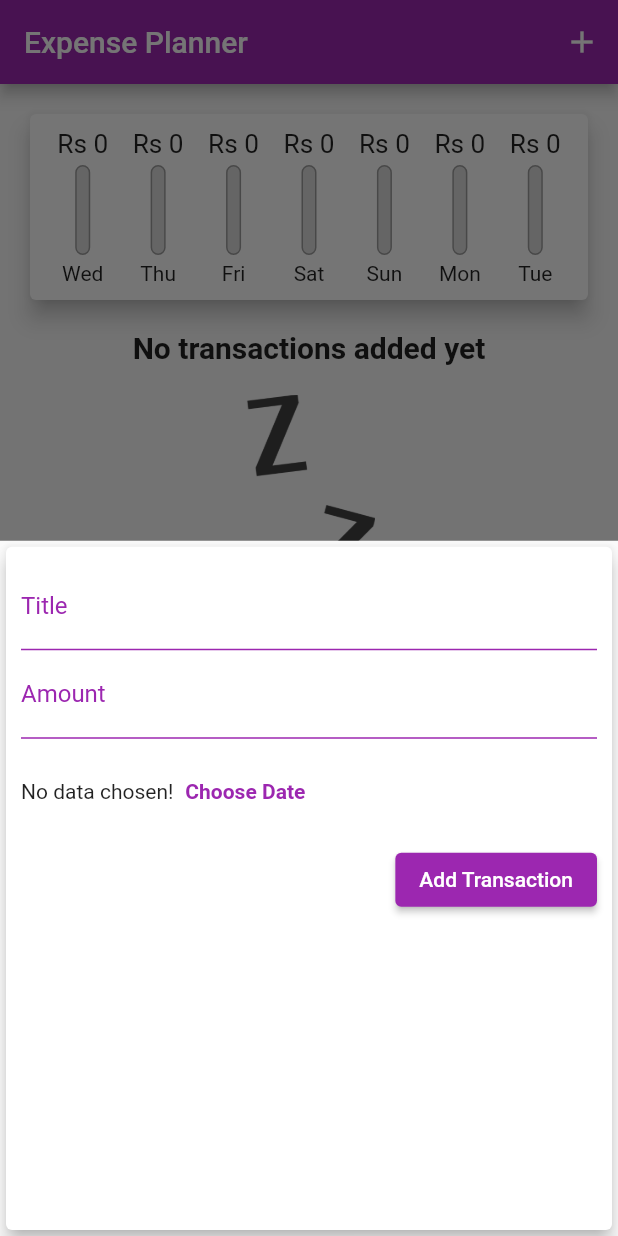
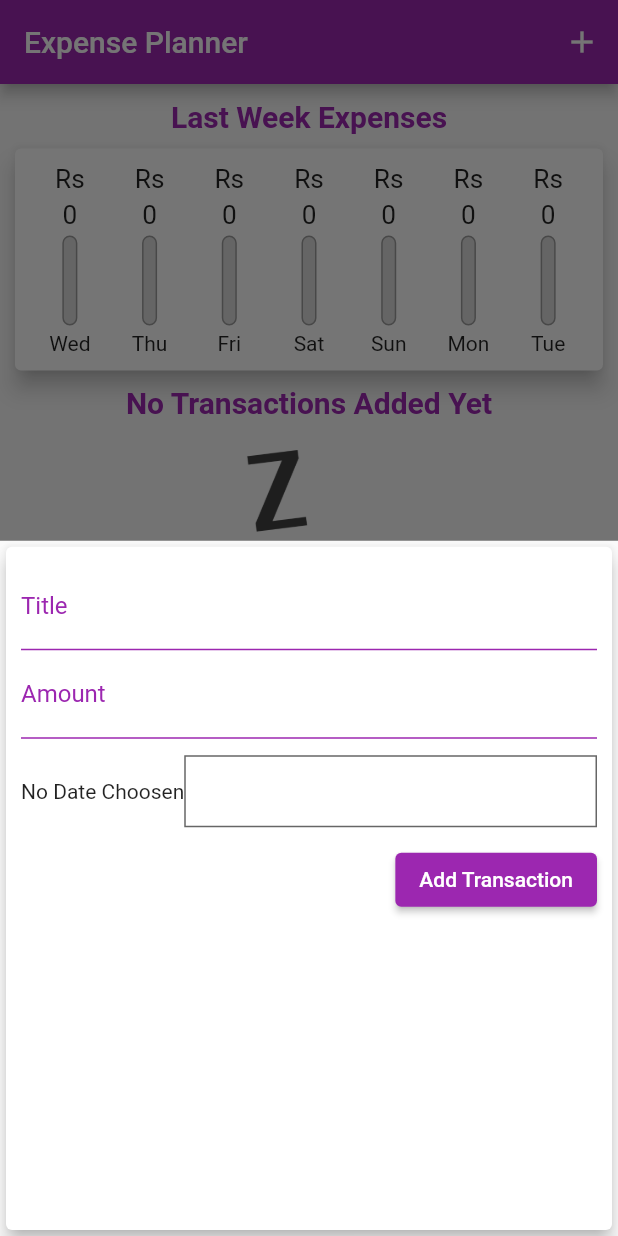
Before and after one commit to Mohsin356/expense_sheet, a Flutter app: the screen it shows after launch, after a tap on the "add" icon, on a phone screen of 412 x 824 dp. Run offline on Flutter 3.47's test engine with Material 2 defaults, Android fonts, the phone set to English and light mode, and no system bars; drawn by our look-alikes of date_field; our stand-ins replace get.

Commit message:
Date Time Widget

```diff
--- a/lib/controllers/transactionController.dart
+++ b/lib/controllers/transactionController.dart
@@ -1,8 +1,13 @@
 import 'package:get/get.dart';
 import 'package:expense_sheet/models/transactionModel.dart';
+import 'package:flutter/material.dart';
+import 'package:expense_sheet/views/widgets/newTransaction.dart';
 
 class TransactionController extends GetxController{
   var transactionsList = <Transaction>[].obs;
+  final titleController = TextEditingController();
+  final amountController = TextEditingController();
+  DateTime? date;
   @override
   onInit(){
     super.onInit();
@@ -12,5 +17,34 @@ class TransactionController extends GetxController{
     final newTx = Transaction(id: DateTime.now().toString(),title: txTitle,amount: txAmount,date: DateTime.now());
     transactionsList.add(newTx);
   }
+  submitData(){
+    final enteredTitle= titleController.text;
+    final enteredAmount =double.parse(amountController.text);
+    if(enteredTitle.isEmpty || enteredAmount<=0){
+      return;
+    }
+    addItems(enteredTitle,enteredAmount);
+    titleController.clear();
+    amountController.clear();
+    Navigator.of(Get.context!).pop();
+  }
+  startNewTransaction(){
+    showModalBottomSheet(context: Get.context!, builder: (_){
+      return const NewTransaction();
+    });
+  }
+  // presentDatePicker(){
+  //   DateTime selectedDate;
+  //   showDatePicker(context: Get.context!,
+  //       initialDate: DateTime.now(),
+  //       firstDate: DateTime(2022),
+  //       lastDate: DateTime.now()
+  //   ).then((pickedDate){
+  //     if (pickedDate==null){
+  //       return;
+  //     }
+  //     selectedDate =pickedDate;
+  //   });
+  // }
 
 }
--- a/lib/main.dart
+++ b/lib/main.dart
@@ -1,6 +1,7 @@
 import 'package:expense_sheet/views/screens/homeScreen.dart';
 import 'package:flutter/material.dart';
 import 'package:get/get.dart';
+import 'package:expense_sheet/utils/colors.dart';
 
 void main() {
   runApp(const MyApp());
@@ -18,7 +19,7 @@ class MyApp extends StatelessWidget {
         debugShowCheckedModeBanner: false,
         title: 'Flutter Demo',
         theme: ThemeData(
-          primarySwatch: Colors.blue,
+          primarySwatch: UiColors.primarySwatchClr,
         ),
         home:   HomePage(),
       ),
--- a/lib/utils/colors.dart
+++ b/lib/utils/colors.dart
@@ -1,9 +1,12 @@
 import 'package:flutter/material.dart';
 class UiColors{
+  static const primarySwatchClr = Colors.purple;
   static const appBarClr = Colors.purple;
   static const floatingBtnClr = Colors.purple;
   static const lblTxtClr = Colors.purple;
+  static const headingTxtClr = Colors.purple;
   static const lblBorderClr = Colors.purple;
+  static const circleAvatarBorder = Colors.purple;
   static const btnClr = Colors.purple;
   static const cursorClr = Colors.purple;
   static const txtBtnClr = Colors.purple;
--- a/lib/views/screens/homeScreen.dart
+++ b/lib/views/screens/homeScreen.dart
@@ -1,5 +1,4 @@
 import 'package:expense_sheet/views/widgets/chart.dart';
-import 'package:expense_sheet/views/widgets/newTransaction.dart';
 import 'package:flutter/material.dart';
 import 'package:expense_sheet/utils/colors.dart';
 import 'package:expense_sheet/views/widgets/transactionList.dart';
@@ -9,12 +8,6 @@ import 'package:expense_sheet/controllers/transactionController.dart';
 class HomePage extends StatelessWidget {
   HomePage({Key? key}) : super(key: key);
   final transactions = Get.put(TransactionController());
-  void startNewTransaction(BuildContext ctx){
-    showModalBottomSheet(context: ctx, builder: (_){
-      return const NewTransaction();
-    });
-  }
-
   @override
   Widget build(BuildContext context) {
     return SafeArea(
@@ -23,13 +16,14 @@ class HomePage extends StatelessWidget {
         backgroundColor: UiColors.appBarClr,
         actions: [
           IconButton(onPressed: (){
-            startNewTransaction(context);
+            transactions.startNewTransaction();
           }, icon: const Icon(Icons.add))
         ],),
         body: SingleChildScrollView(
           child: Column(
-            crossAxisAlignment: CrossAxisAlignment.stretch,
             children:  [
+              const SizedBox(height: 10,),
+              const Text("Last Week Expenses",style: TextStyle(fontSize: 20, fontWeight: FontWeight.bold,color: UiColors.headingTxtClr)),
                 Chart(),
                TransactionList(),
             ],
@@ -38,7 +32,7 @@ class HomePage extends StatelessWidget {
         floatingActionButton: FloatingActionButton(
           backgroundColor: UiColors.floatingBtnClr,
           child: const Icon(Icons.add),
-          onPressed: (){startNewTransaction(context);},
+          onPressed: (){transactions.startNewTransaction();},
         ),
       ),
     );
--- a/lib/views/widgets/chart.dart
+++ b/lib/views/widgets/chart.dart
@@ -10,7 +10,7 @@ class Chart extends StatelessWidget {
   Widget build(BuildContext context) {
     return Obx(() => Card(
         elevation: 6,
-      margin: const EdgeInsets.all(20),
+        margin: const EdgeInsets.all(10),
         child: Padding(
           padding: const EdgeInsets.all(10),
           child: Row(
@@ -20,9 +20,12 @@ class Chart extends StatelessWidget {
                   fit: FlexFit.tight,
                   child: Column(
                     children: [
-                    Container(
+                      const SizedBox(
                           height: 20,
-                        child: FittedBox(child: Text('Rs ${(data['amount'] as double).toStringAsFixed(0)}'))),
+                          child: FittedBox(child: Text('Rs'))),
+                      const SizedBox(height: 4,),SizedBox(
+                          height: 20,
+                          child: FittedBox(child: Text((data['amount'] as double).toStringAsFixed(0)))),
                       const SizedBox(height: 4,),
                       SizedBox(
                         height: 60,
@@ -36,7 +39,7 @@ class Chart extends StatelessWidget {
                                 borderRadius: BorderRadius.circular(10),
                               ),),
                             FractionallySizedBox(
-                            heightFactor: data['spending'] == 0 ? 0 :(data['amount'] as double)/(data['spending']as double)!,
+                              heightFactor: data['spending'] == 0 ? 0 :(data['amount'] as double)/(data['spending']as double),
                               child: Container(
                                 decoration: BoxDecoration(
                                   borderRadius: BorderRadius.circular(10),
--- /dev/null
+++ b/lib/views/widgets/datePicker.dart
@@ -0,0 +1,58 @@
+import 'package:date_field/date_field.dart';
+import 'package:flutter/material.dart';
+import 'package:intl/intl.dart';
+class DateFormFieldContainer extends StatelessWidget {
+  const DateFormFieldContainer(
+      {Key? key,
+        required  this.isRounded,
+        required this.mode,
+        required this.dateFormatTrue,
+        required this.onDateSelected,
+        this.initialValue,
+        this.enable = true,
+        required  this.isTrue,
+        this.dateFormat,
+        required this.text,})
+      : super(key: key);
+  final DateTimeFieldPickerMode mode;
+  final bool dateFormatTrue;
+  final Function(dynamic) onDateSelected;
+  final dynamic dateFormat;
+  final dynamic initialValue;
+  final bool isRounded;
+  final bool enable;
+  final String text;
+  final bool isTrue;
+
+  @override
+  Widget build(BuildContext context) {
+    return DateTimeFormField(
+      enabled: enable,
+      decoration: InputDecoration(fillColor: Colors.white,filled: true,alignLabelWithHint: false,
+        hintStyle: const TextStyle(color: Colors.black,),
+        errorStyle: const TextStyle(color: Colors.redAccent),
+
+        border: OutlineInputBorder(
+          borderSide: BorderSide(
+              width: isRounded ? 0.1 : 0, color: Colors.black),
+          borderRadius: BorderRadius.circular(
+            isRounded ? 8 : 0,
+          ),
+        ),
+
+        hintText: text,
+        contentPadding: const EdgeInsets.all(8),
+        // suffixIcon: isTrue? (const Calender()):const SizedBox(),
+
+      ),
+      mode: DateTimeFieldPickerMode.date,
+      // initialValue: initialValue,
+      dateFormat: dateFormatTrue ? DateFormat('dd/MM/yyyy') : null,
+      autovalidateMode: AutovalidateMode.always,
+
+      onDateSelected: (DateTime value) {
+        onDateSelected(value);
+      },
+    );
+  }
+}
--- a/lib/views/widgets/newTransaction.dart
+++ b/lib/views/widgets/newTransaction.dart
@@ -1,3 +1,5 @@
+import 'package:date_field/date_field.dart';
+import 'package:expense_sheet/views/widgets/datePicker.dart';
 import 'package:flutter/material.dart';
 import 'package:expense_sheet/views/widgets/textField.dart';
 import 'package:expense_sheet/utils/colors.dart';
@@ -14,22 +16,6 @@ class NewTransaction extends StatefulWidget {
 class _NewTransactionState extends State<NewTransaction> {
   final transactionAdd= Get.find<TransactionController>();
 
-  final titleController = TextEditingController();
-
-  final amountController = TextEditingController();
-
-  void submitData(){
-    final enteredTitle= titleController.text;
-    final enteredAmount =double.parse(amountController.text);
-    if(enteredTitle.isEmpty || enteredAmount<=0){
-      return;
-    }
-    transactionAdd.addItems(enteredTitle,enteredAmount);
-    titleController.clear();
-    amountController.clear();
-    Navigator.of(context).pop();
-  }
-
   @override
   Widget build(BuildContext context) {
     return Card(
@@ -39,24 +25,46 @@ class _NewTransactionState extends State<NewTransaction> {
         child: Column(
           crossAxisAlignment: CrossAxisAlignment.end,
           children: [
-            TextFields(controller: titleController,lblText: 'Title', lblTxtClr: UiColors.lblTxtClr,
+            TextFields(controller: transactionAdd.titleController,lblText: 'Title', lblTxtClr: UiColors.lblTxtClr,
                 borderColor: UiColors.lblBorderClr, cursorColor: UiColors.cursorClr),
-            TextFields(controller:amountController,lblText: 'Amount', lblTxtClr: UiColors.lblTxtClr,
+            TextFields(controller:transactionAdd.amountController,lblText: 'Amount', lblTxtClr: UiColors.lblTxtClr,
                 borderColor: UiColors.lblBorderClr, cursorColor: UiColors.cursorClr,
-              inputType: TextInputType.number, dataSubmit: (_)=>submitData(),),
+              inputType: TextInputType.number, dataSubmit: (_){
+                return {transactionAdd.submitData(),
+                Navigator.of(context).pop()
+                };
+              },),
             SizedBox(
               height: 70,
               child: Row(
                 children: [
-                  const Text("No data chosen!"),
-                  TextButton(onPressed: (){},
-                      child: const Text("Choose Date",style: TextStyle(color: UiColors.txtBtnClr,fontWeight: FontWeight.bold),)),
-                ],
+                  Text("No Date Choosen"),
+                  Expanded(
+                    child: DateFormFieldContainer(
+                      isRounded: false,
+                      isTrue: true,
+                      // enable: _.paymentvalue == 'Cheque' ? true : false,
+                      text: '',
+                      mode: DateTimeFieldPickerMode.date,
+                      dateFormatTrue: true,
+                      initialValue: DateTime.now(),
+                      onDateSelected: (value) {
+                        transactionAdd.date = value;
+                        transactionAdd.update();
+                      },
+                    ),
+                  ),
+                //   TextButton(onPressed: (){
+                //     // transactionAdd.presentDatePicker();
+                //
+                //   },
+                //       child: const Text("Choose Date",style: TextStyle(color: UiColors.txtBtnClr,fontWeight: FontWeight.bold),)),
+                //
+              ],
               ),
             ),
-            ElevatedButton(onPressed: ()
-            {
-              submitData();
+            ElevatedButton(onPressed: (){
+              transactionAdd.submitData();
             },
             style: ElevatedButton.styleFrom(primary: UiColors.btnClr),
                 child: const Text("Add Transaction",)
--- a/lib/views/widgets/transactionList.dart
+++ b/lib/views/widgets/transactionList.dart
@@ -10,7 +10,7 @@ class TransactionList extends StatelessWidget {
   Widget build(BuildContext context) {
     return Obx(() => transactionList.transactionsList.isEmpty ? Column(
       children: [
-        const Text("No transactions added yet",style: TextStyle(fontWeight: FontWeight.bold,fontSize: 20),),
+        const Text("No Transactions Added Yet",style: TextStyle(fontSize: 20, fontWeight: FontWeight.bold,color: UiColors.headingTxtClr)),
         const SizedBox(height: 20,),
         SizedBox(
             height: 200,
@@ -18,35 +18,32 @@ class TransactionList extends StatelessWidget {
       ],
     )
         :Column(
-      children:
-      transactionList.transactionsList.map((tx){
-        return Card(
-            elevation: 5,
-            child: Row(
       children: [
-                Container(
-                    margin: const EdgeInsets.symmetric(vertical:10,horizontal: 15),
-                    decoration: BoxDecoration(
-                        border: Border.all(color: UiColors.priceBorderClr,width: 2)
-                    ),
-                    padding: const EdgeInsets.all(8),
-                    child: Text("Rs ${tx.amount!.toStringAsFixed(2)}",
-                        style: const TextStyle(fontSize: 18, fontWeight: FontWeight.bold,
-                            color: UiColors.priceTxtXlr))
-                ),
-                Column(
+        const Text("Expense List",style: TextStyle(fontSize: 20, fontWeight: FontWeight.bold,color: UiColors.headingTxtClr)),
+        const SizedBox(height: 15,),
+        ListView.separated(
+            separatorBuilder: (BuildContext context, int index) => const Divider(),
+            scrollDirection: Axis.vertical,
+            shrinkWrap: true,
+            itemCount: transactionList.transactionsList.length,
+            itemBuilder: (context,index){
+              return ListTile(
+                  leading: Column(
                     crossAxisAlignment: CrossAxisAlignment.start,
                     children: [
-                    Text(tx.title.toString(),
-                        style: const TextStyle(fontSize: 16, fontWeight: FontWeight.bold,)),
-                    Text(DateFormat.yMMMd().format(tx.date!),
+                      Text(transactionList.transactionsList[index].title.toString(),
+                          style: const TextStyle(fontSize: 20, fontWeight: FontWeight.bold,)),
+                      const SizedBox(height: 8,),
+                      Text(DateFormat.yMMMd().format(transactionList.transactionsList[index].date!),
                           style: const TextStyle(color: UiColors.dateTxtXlr)),
                     ],
-                )
+                  ),
+                trailing:  Text("Rs ${transactionList.transactionsList[index].amount!.toStringAsFixed(2)}",
+                    style: const TextStyle(fontSize: 18, fontWeight: FontWeight.bold,
+                        color: UiColors.priceTxtXlr)),
+              );
+            })
       ],
-            )
-        );
-      }).toList(),
     )
     );
   }
--- a/pubspec.yaml
+++ b/pubspec.yaml
@@ -36,6 +36,7 @@ dependencies:
   cupertino_icons: ^1.0.2
   get: 4.3.3
   intl: ^0.17.0
+  date_field: ^2.1.2
 
 dev_dependencies:
   flutter_test:
```
Also changed, not shown: pubspec.lock. Lines whose indentation alone changed are shown as unchanged.
